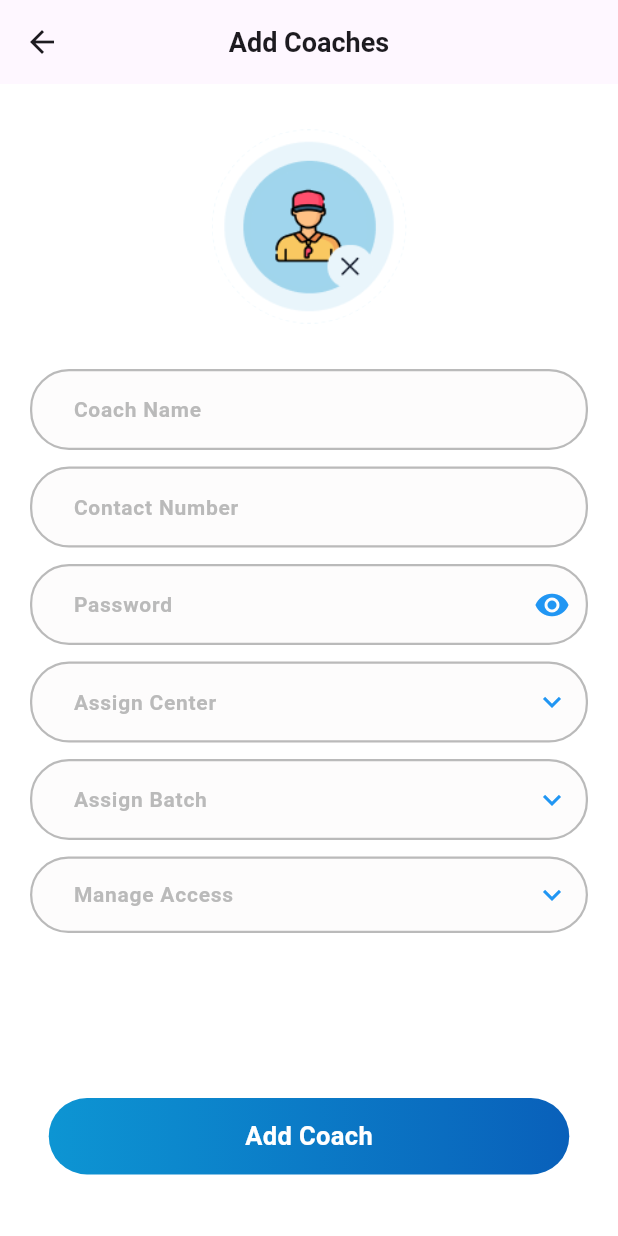
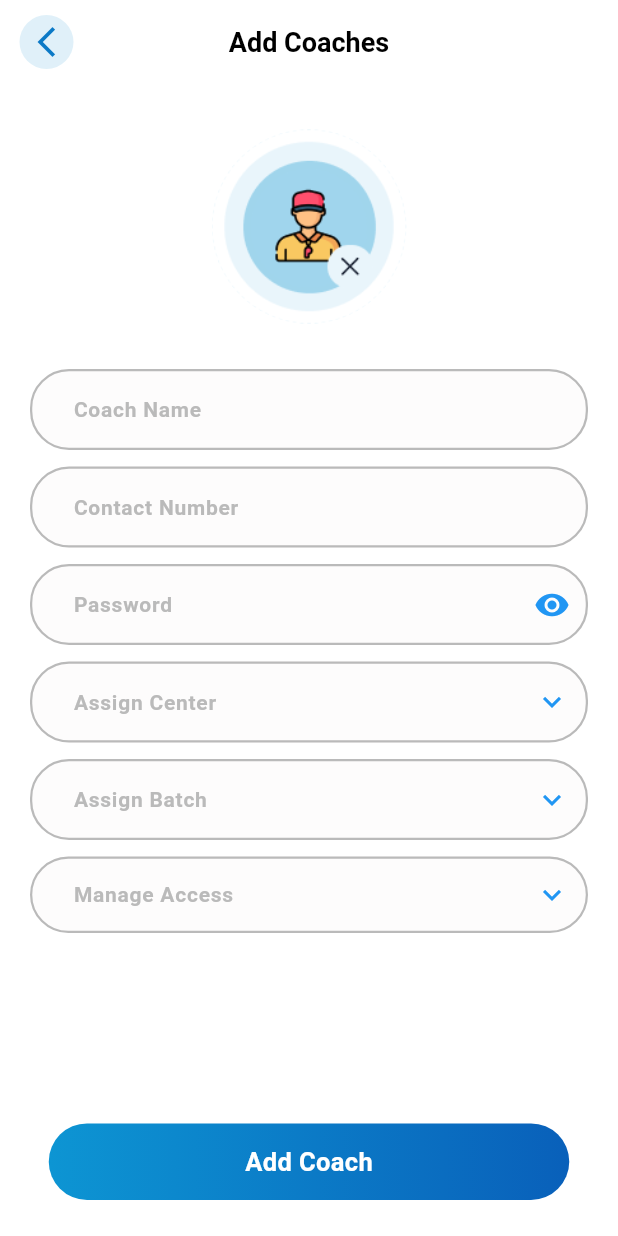
Before and after one commit to jaypatel0207/Khelnet--UI, a Flutter app: the Addcoaches screen opened directly, on a phone screen of 412 x 824 dp. Run offline on Flutter 3.47's test engine with Material 3 defaults, Android fonts, the phone set to English and light mode, and no system bars; our stand-ins replace flutter_screenutil, get, image_picker, pinput.

Commit message:
custome app bar

```diff
--- a/lib/Custome Widget/CustomAppBar.dart
+++ b/lib/Custome Widget/CustomAppBar.dart
@@ -1,4 +1,6 @@
 import 'package:flutter/material.dart';
+import 'package:get/get.dart';
+import 'package:get/get_core/src/get_main.dart';
 
 class CustomAppBar extends StatelessWidget implements PreferredSizeWidget {
   final String title;
@@ -16,12 +18,36 @@ class CustomAppBar extends StatelessWidget implements PreferredSizeWidget {
     return AppBar(
       title: Text(
         title,
-        style: const TextStyle(color: Colors.black),
+        style: const TextStyle(color: Colors.black, fontSize: 18, fontWeight: FontWeight.w700),
       ),
       centerTitle: true,
       backgroundColor: Colors.white,
       elevation: 0,
-      leading: leading,
+      leading: Row(
+                children: [
+                  SizedBox(
+                    width: 13,
+                  ),
+                  Builder(builder: (context) {
+                    return InkWell(
+                      onTap: () {
+                        Get.back();
+                      },
+                      child: Container(
+                          height: 36,
+                          width: 36,
+                          decoration: BoxDecoration(
+                              shape: BoxShape.circle,
+                              color: Color.fromRGBO(13, 141, 207, 0.13)),
+                          child: Center(
+                              child: Icon(
+                            Icons.arrow_back_ios_new,
+                            color: Color.fromRGBO(11, 121, 198, 1),
+                          ))),
+                    );
+                  }),
+                ],
+              ),
       actions: actions,
       iconTheme: const IconThemeData(color: Colors.black),
     );
--- a/lib/Pages/Plans/charges.dart
+++ b/lib/Pages/Plans/charges.dart
@@ -27,6 +27,7 @@ class _PlansState extends State<Charges> {
   @override
   Widget build(BuildContext context) {
     return Scaffold(
+      backgroundColor: Colors.white,
       body: SingleChildScrollView(
         scrollDirection: Axis.vertical,
         child: Column(
--- a/lib/Pages/Plans/plans.dart
+++ b/lib/Pages/Plans/plans.dart
@@ -27,6 +27,7 @@ class _PlansState extends State<Plans> {
   @override
   Widget build(BuildContext context) {
     return Scaffold(
+      backgroundColor: Colors.white,
       body: SingleChildScrollView(
         child: Column(
           children: [
--- a/lib/Pages/coaches/AddCoaches.dart
+++ b/lib/Pages/coaches/AddCoaches.dart
@@ -1,10 +1,12 @@
 import 'dart:io';
 
 import 'package:flutter/material.dart';
+import 'package:flutter_screenutil/flutter_screenutil.dart';
 import 'package:get/get.dart';
 import 'package:get/get_core/src/get_main.dart';
 import 'package:image_picker/image_picker.dart';
 import 'package:khelnet/Controller/ManageAc_switch_controller.dart';
+import 'package:khelnet/Custome%20Widget/CustomAppBar.dart';
 
 class Addcoaches extends StatefulWidget {
   const Addcoaches({super.key});
@@ -73,11 +75,6 @@ class _AddcoachesState extends State<Addcoaches> {
       },
     );
   }
-
-  bool _attendance = false;
-  bool _fees = false;
-  bool _expenses = false;
-  bool _skillRating = false;
 
   void showCustomBottomSheet() {
     Get.put(SwitchController());
@@ -237,19 +234,40 @@ class _AddcoachesState extends State<Addcoaches> {
   Widget build(BuildContext context) {
     return Scaffold(
       backgroundColor: Colors.white,
-      appBar: AppBar(
-        title: Text(
-          'Add Coaches',
-          style: TextStyle(fontWeight: FontWeight.w700, fontSize: 18),
+      appBar: CustomAppBar(
+        title: "Add Coaches",
+        leading: Row(
+          children: [
+            const SizedBox(
+              width: 13,
+            ),
+            Builder(builder: (context) {
+              return InkWell(
+                onTap: () {
+                  Get.back();
+                },
+                child: Container(
+                    height: 36,
+                    width: 36,
+                    decoration: const BoxDecoration(
+                        shape: BoxShape.circle,
+                        color: Color.fromRGBO(13, 141, 207, 0.13)),
+                    child: const Center(
+                        child: Icon(
+                      Icons.arrow_back_ios_new,
+                      color: Color.fromRGBO(11, 121, 198, 1),
+                    ))),
+              );
+            }),
+          ],
         ),
-        centerTitle: true,
       ),
       body: SingleChildScrollView(
         child: Container(
           color: Colors.white,
           child: Column(
             children: [
-              SizedBox(
+              const SizedBox(
                 height: 30,
               ),
               InkWell(
@@ -269,26 +287,26 @@ class _AddcoachesState extends State<Addcoaches> {
                 child: TextField(
                   decoration: InputDecoration(
                     filled: true,
-                    fillColor: Color.fromRGBO(253, 252, 252, 1),
+                    fillColor: const Color.fromRGBO(253, 252, 252, 1),
                     border: OutlineInputBorder(
                       borderRadius: BorderRadius.circular(26),
-                      borderSide:
-                          BorderSide(color: Colors.transparent, width: 1.0),
+                      borderSide: const BorderSide(
+                          color: Colors.transparent, width: 1.0),
                     ),
                     enabledBorder: OutlineInputBorder(
                       borderRadius: BorderRadius.circular(26),
-                      borderSide: BorderSide(
+                      borderSide: const BorderSide(
                           color: Color.fromRGBO(186, 186, 186, 1), width: 1.5),
                     ),
                     focusedBorder: OutlineInputBorder(
                       borderRadius: BorderRadius.circular(26),
-                      borderSide: BorderSide(
+                      borderSide: const BorderSide(
                           color: Color.fromRGBO(186, 186, 186, 1), width: 1.5),
                     ),
                     hintText: 'Coach Name',
-                    contentPadding:
-                        EdgeInsets.symmetric(vertical: 15, horizontal: 25),
-                    hintStyle: TextStyle(
+                    contentPadding: const EdgeInsets.symmetric(
+                        vertical: 15, horizontal: 25),
+                    hintStyle: const TextStyle(
                       color: Color.fromRGBO(186, 186, 186, 1),
                       fontSize: 14,
                       fontWeight: FontWeight.w600,
@@ -302,25 +320,25 @@ class _AddcoachesState extends State<Addcoaches> {
                   keyboardType: TextInputType.number,
                   decoration: InputDecoration(
                     filled: true,
-                    fillColor: Color.fromRGBO(253, 252, 252, 1),
+                    fillColor: const Color.fromRGBO(253, 252, 252, 1),
                     border: OutlineInputBorder(
                       borderRadius: BorderRadius.circular(26),
-                      borderSide:
-                          BorderSide(color: Colors.transparent, width: 1.0),
+                      borderSide: const BorderSide(
+                          color: Colors.transparent, width: 1.0),
                     ),
                     enabledBorder: OutlineInputBorder(
                       borderRadius: BorderRadius.circular(26),
-                      borderSide: BorderSide(
+                      borderSide: const BorderSide(
                           color: Color.fromRGBO(186, 186, 186, 1), width: 1.5),
                     ),
                     focusedBorder: OutlineInputBorder(
                       borderRadius: BorderRadius.circular(26),
-                      borderSide: BorderSide(
+                      borderSide: const BorderSide(
                           color: Color.fromRGBO(186, 186, 186, 1), width: 1.5),
                     ),
                     hintText: 'Contact Number',
-                    contentPadding:
-                        EdgeInsets.symmetric(vertical: 15, horizontal: 25),
+                    contentPadding: const EdgeInsets.symmetric(
+                        vertical: 15, horizontal: 25),
                     hintStyle: const TextStyle(
                       color: Color.fromRGBO(186, 186, 186, 1),
                       fontSize: 14,
@@ -337,20 +355,20 @@ class _AddcoachesState extends State<Addcoaches> {
                   obscureText: passwordVisible,
                   decoration: InputDecoration(
                     filled: true,
-                    fillColor: Color.fromRGBO(253, 252, 252, 1),
+                    fillColor: const Color.fromRGBO(253, 252, 252, 1),
                     border: OutlineInputBorder(
                       borderRadius: BorderRadius.circular(26),
-                      borderSide:
-                          BorderSide(color: Colors.transparent, width: 1.0),
+                      borderSide: const BorderSide(
+                          color: Colors.transparent, width: 1.0),
                     ),
                     enabledBorder: OutlineInputBorder(
                       borderRadius: BorderRadius.circular(26),
-                      borderSide: BorderSide(
+                      borderSide: const BorderSide(
                           color: Color.fromRGBO(186, 186, 186, 1), width: 1.5),
                     ),
                     focusedBorder: OutlineInputBorder(
                       borderRadius: BorderRadius.circular(26),
-                      borderSide: BorderSide(
+                      borderSide: const BorderSide(
                           color: Color.fromRGBO(186, 186, 186, 1), width: 1.5),
                     ),
                     hintText: 'Password',
@@ -369,8 +387,8 @@ class _AddcoachesState extends State<Addcoaches> {
                         );
                       },
                     ),
-                    contentPadding:
-                        EdgeInsets.symmetric(vertical: 15, horizontal: 25),
+                    contentPadding: const EdgeInsets.symmetric(
+                        vertical: 15, horizontal: 25),
                     hintStyle: const TextStyle(
                       color: Color.fromRGBO(186, 186, 186, 1),
                       fontSize: 14,
@@ -383,23 +401,23 @@ class _AddcoachesState extends State<Addcoaches> {
                 padding: const EdgeInsets.only(top: 11, right: 20, left: 20),
                 child: TextField(
                   controller: _CoachcenterController,
-                  style: TextStyle(color: Colors.blue),
+                  style: const TextStyle(color: Colors.blue),
                   decoration: InputDecoration(
                     filled: true,
-                    fillColor: Color.fromRGBO(253, 252, 252, 1),
+                    fillColor: const Color.fromRGBO(253, 252, 252, 1),
                     border: OutlineInputBorder(
                       borderRadius: BorderRadius.circular(26),
-                      borderSide:
-                          BorderSide(color: Colors.transparent, width: 1.0),
+                      borderSide: const BorderSide(
+                          color: Colors.transparent, width: 1.0),
                     ),
                     enabledBorder: OutlineInputBorder(
                       borderRadius: BorderRadius.circular(26),
-                      borderSide: BorderSide(
+                      borderSide: const BorderSide(
                           color: Color.fromRGBO(186, 186, 186, 1), width: 1.5),
                     ),
                     focusedBorder: OutlineInputBorder(
                       borderRadius: BorderRadius.circular(26),
-                      borderSide: BorderSide(
+                      borderSide: const BorderSide(
                           color: Color.fromRGBO(186, 186, 186, 1), width: 1.5),
                     ),
                     suffixIcon: IconButton(
@@ -416,12 +434,12 @@ class _AddcoachesState extends State<Addcoaches> {
                                   StateSetter setModalState) {
                                 return Container(
                                   height: 550,
-                                  padding: EdgeInsets.all(16.0),
+                                  padding: const EdgeInsets.all(16.0),
                                   child: Column(
                                     crossAxisAlignment:
                                         CrossAxisAlignment.start,
                                     children: [
-                                      SizedBox(
+                                      const SizedBox(
                                         height: 10,
                                       ),
                                       const Center(
@@ -433,14 +451,14 @@ class _AddcoachesState extends State<Addcoaches> {
                                           ),
                                         ),
                                       ),
-                                      SizedBox(height: 25.0),
+                                      const SizedBox(height: 25.0),
                                       Container(
                                         height: 135,
                                         decoration: BoxDecoration(
                                           borderRadius:
                                               BorderRadius.circular(10),
                                           border: Border.all(
-                                              color: Color.fromRGBO(
+                                              color: const Color.fromRGBO(
                                                   238, 234, 234, 1)),
                                         ),
                                         child: Column(
@@ -453,14 +471,14 @@ class _AddcoachesState extends State<Addcoaches> {
                                             ),
                                             _buildListTileCoach(
                                                 'Shine 2', setModalState),
-                                            Divider(
+                                            const Divider(
                                               height: 10,
                                               color: Colors.white,
                                             ),
                                           ],
                                         ),
                                       ),
-                                      SizedBox(
+                                      const SizedBox(
                                         height: 125,
                                       ),
                                       Padding(
@@ -514,12 +532,12 @@ class _AddcoachesState extends State<Addcoaches> {
                           },
                         ) as Widget);
                       },
-                      icon: Icon(Icons.keyboard_arrow_down),
+                      icon: const Icon(Icons.keyboard_arrow_down),
                       color: Colors.blue,
                     ),
                     hintText: 'Assign Center',
-                    contentPadding:
-                        EdgeInsets.symmetric(vertical: 15, horizontal: 25),
+                    contentPadding: const EdgeInsets.symmetric(
+                        vertical: 15, horizontal: 25),
                     hintStyle: const TextStyle(
                       color: Color.fromRGBO(186, 186, 186, 1),
                       fontSize: 14,
@@ -532,14 +550,14 @@ class _AddcoachesState extends State<Addcoaches> {
                 padding: const EdgeInsets.only(top: 11, right: 20, left: 20),
                 child: TextField(
                   controller: _CoachbatchController,
-                  style: TextStyle(color: Colors.blue),
+                  style: const TextStyle(color: Colors.blue),
                   decoration: InputDecoration(
                     filled: true,
-                    fillColor: Color.fromRGBO(253, 252, 252, 1),
+                    fillColor: const Color.fromRGBO(253, 252, 252, 1),
                     border: OutlineInputBorder(
                       borderRadius: BorderRadius.circular(26),
-                      borderSide:
-                          BorderSide(color: Colors.transparent, width: 1.0),
+                      borderSide: const BorderSide(
+                          color: Colors.transparent, width: 1.0),
                     ),
                     enabledBorder: OutlineInputBorder(
                       borderRadius: BorderRadius.circular(26),
@@ -565,7 +583,7 @@ class _AddcoachesState extends State<Addcoaches> {
                                   StateSetter setModalState) {
                                 return Container(
                                   height: 550,
-                                  padding: EdgeInsets.all(16.0),
+                                  padding: const EdgeInsets.all(16.0),
                                   child: Column(
                                     crossAxisAlignment:
                                         CrossAxisAlignment.start,
@@ -580,7 +598,7 @@ class _AddcoachesState extends State<Addcoaches> {
                                           ),
                                         ),
                                       ),
-                                      SizedBox(height: 25.0),
+                                      const SizedBox(height: 25.0),
                                       Expanded(
                                         child: Container(
                                           decoration: BoxDecoration(
@@ -671,12 +689,12 @@ class _AddcoachesState extends State<Addcoaches> {
                           },
                         ) as Widget);
                       },
-                      icon: Icon(Icons.keyboard_arrow_down),
+                      icon: const Icon(Icons.keyboard_arrow_down),
                       color: Colors.blue,
                     ),
                     hintText: 'Assign Batch',
-                    contentPadding:
-                        EdgeInsets.symmetric(vertical: 15, horizontal: 25),
+                    contentPadding: const EdgeInsets.symmetric(
+                        vertical: 15, horizontal: 25),
                     hintStyle: const TextStyle(
                         color: Color.fromRGBO(186, 186, 186, 1),
                         fontSize: 14,
@@ -689,7 +707,7 @@ class _AddcoachesState extends State<Addcoaches> {
                 child: Obx(
                   () => TextField(
                     readOnly: true,
-                    style: TextStyle(
+                    style: const TextStyle(
                         fontWeight: FontWeight.w600,
                         fontSize: 14,
                         color: Colors.blue),
@@ -702,21 +720,21 @@ class _AddcoachesState extends State<Addcoaches> {
                       }),
                     decoration: InputDecoration(
                       filled: true,
-                      fillColor: Color.fromRGBO(253, 252, 252, 1),
+                      fillColor: const Color.fromRGBO(253, 252, 252, 1),
                       border: OutlineInputBorder(
                         borderRadius: BorderRadius.circular(26),
-                        borderSide:
-                            BorderSide(color: Colors.transparent, width: 1.0),
+                        borderSide: const BorderSide(
+                            color: Colors.transparent, width: 1.0),
                       ),
                       enabledBorder: OutlineInputBorder(
                         borderRadius: BorderRadius.circular(26),
-                        borderSide: BorderSide(
+                        borderSide: const BorderSide(
                             color: Color.fromRGBO(186, 186, 186, 1),
                             width: 1.5),
                       ),
                       focusedBorder: OutlineInputBorder(
                         borderRadius: BorderRadius.circular(26),
-                        borderSide: BorderSide(
+                        borderSide: const BorderSide(
                             color: Color.fromRGBO(186, 186, 186, 1),
                             width: 1.5),
                       ),
@@ -725,13 +743,13 @@ class _AddcoachesState extends State<Addcoaches> {
                           onPressed: () {
                             showCustomBottomSheet(); // Show the bottom sheet
                           },
-                          icon: Icon(
+                          icon: const Icon(
                             Icons.keyboard_arrow_down,
                             color: Colors.blue,
                           )),
-                      contentPadding:
-                          EdgeInsets.symmetric(vertical: 15, horizontal: 25),
-                      hintStyle: TextStyle(
+                      contentPadding: const EdgeInsets.symmetric(
+                          vertical: 15, horizontal: 25),
+                      hintStyle: const TextStyle(
                         color: Color.fromRGBO(186, 186, 186, 1),
                         fontSize: 14,
                         fontWeight: FontWeight.w600,
@@ -744,13 +762,15 @@ class _AddcoachesState extends State<Addcoaches> {
                 ),
               ),
               SizedBox(
-                height: 110,
+                height: 130.h,
               ),
               InkWell(
                 onTap: () {},
                 child: Center(
                   child: Positioned.fill(
-                    top: 600, left: 8, right: 8,
+                    top: 600,
+                    left: 8,
+                    right: 8,
                     child: Container(
                       width: 347,
                       height: 51,
--- a/lib/Pages/coaches/Head Coach/Academy.dart
+++ b/lib/Pages/coaches/Head Coach/Academy.dart
@@ -35,6 +35,7 @@ class _AcademyState extends State<Academy1> {
   Widget build(BuildContext context) {
     return Scaffold(
       appBar: CustomAppBar(title: 'My Academy',
+
 
       ),
 
--- a/lib/main.dart
+++ b/lib/main.dart
@@ -30,7 +30,7 @@ class MyApp extends StatelessWidget {
   Widget build(BuildContext context) {
     //Set the fit size (Find your UI design, look at the dimensions of the device screen and fill it in,unit in dp)
     return ScreenUtilInit(
-      designSize: const Size(360, 690),
+      designSize: const Size(390, 844),
       minTextAdapt: true,
       splitScreenMode: true,
 
```
Also changed, not shown: lib/Pages/Center/centerfound.dart (+37 -22 lines), lib/Pages/Plans/AddPlans.dart (+28 -25 lines), lib/Pages/Plans/plans&charges.dart (+42 -23 lines), lib/Pages/Students/AddStudent.dart (+32 -26 lines), lib/Pages/coach.dart (+5 -5 lines), lib/Pages/coaches/coachFound.dart (+17 -19 lines), lib/Pages/coaches/coachInfo.dart (+70 -15 lines).
